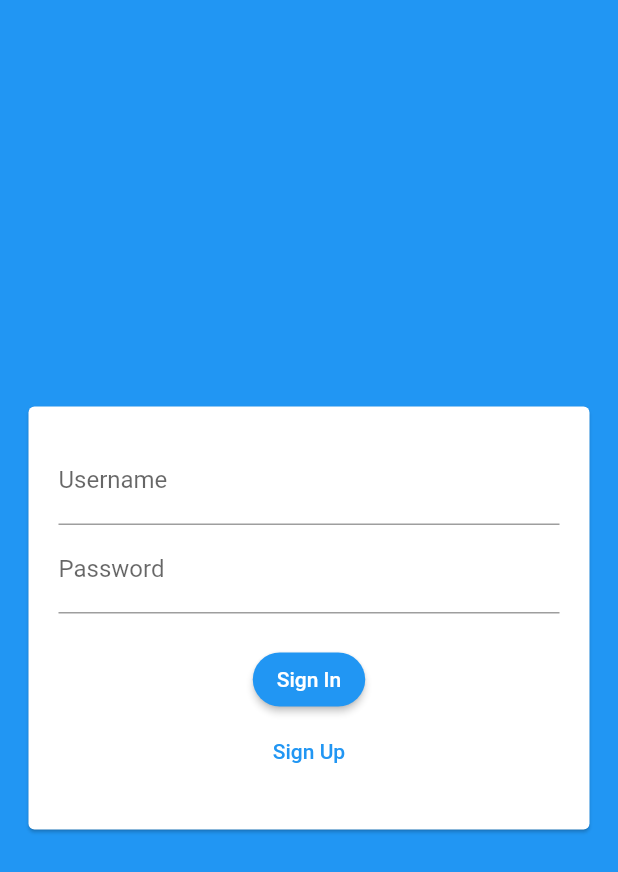
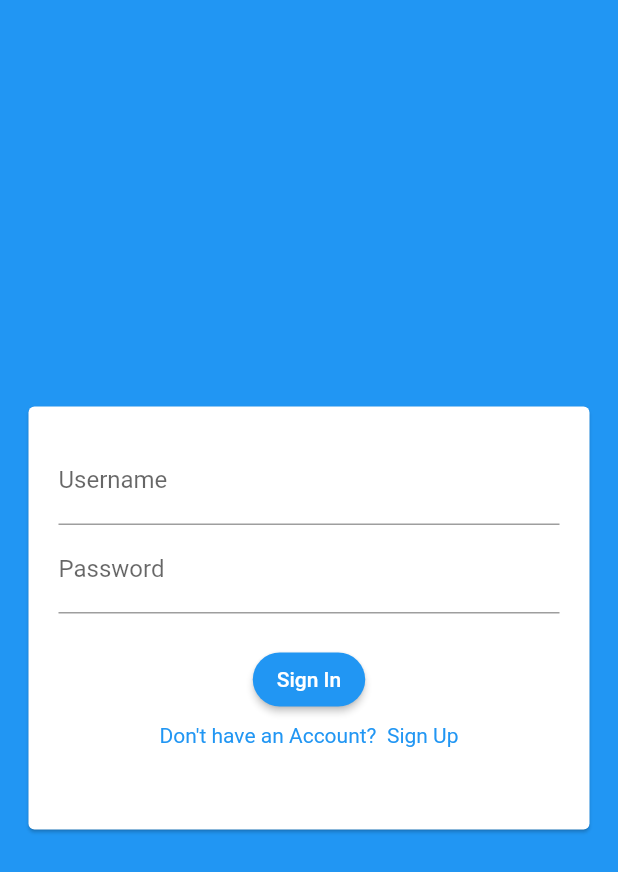
Before and after one commit to dev-raj-1729/flutter_todo_online, a Flutter app: the screen it shows after launch, on a phone screen of 412 x 824 dp. Shown: the top 872 px of the screen. Run offline on Flutter 3.47's test engine with Material 2 defaults, Android fonts, the light colour scheme and no system bars; accounts and stored records are empty.

Commit message:
changed text button to inkwell

```diff
--- a/lib/widgets/auth_form.dart
+++ b/lib/widgets/auth_form.dart
@@ -147,11 +147,25 @@ class _AuthFormState extends State<AuthForm> {
                     child: Text(
                         _authMode == AuthMode.signIn ? 'Sign In' : 'Sign Up'),
                   ),
-                  TextButton(
-                    onPressed: _switchAuthMode,
+                  // TextButton(
+                  //   onPressed: _switchAuthMode,
+                  //   child: Text(
+                  //       _authMode == AuthMode.signIn ? 'Sign Up' : 'Sign In'),
+                  // ),
+                  SizedBox(
+                    height: 5,
+                  ),
+                  InkWell(
                     child: Text(
-                        _authMode == AuthMode.signIn ? 'Sign Up' : 'Sign In'),
-                  ),
+                      _authMode == AuthMode.signIn
+                          ? "Don't have an Account?  Sign Up"
+                          : 'Existing User? Sign In',
+                      style: TextStyle(
+                        color: Colors.blue,
+                      ),
+                    ),
+                    onTap: _switchAuthMode,
+                  )
                 ],
               ),
             ),
```
